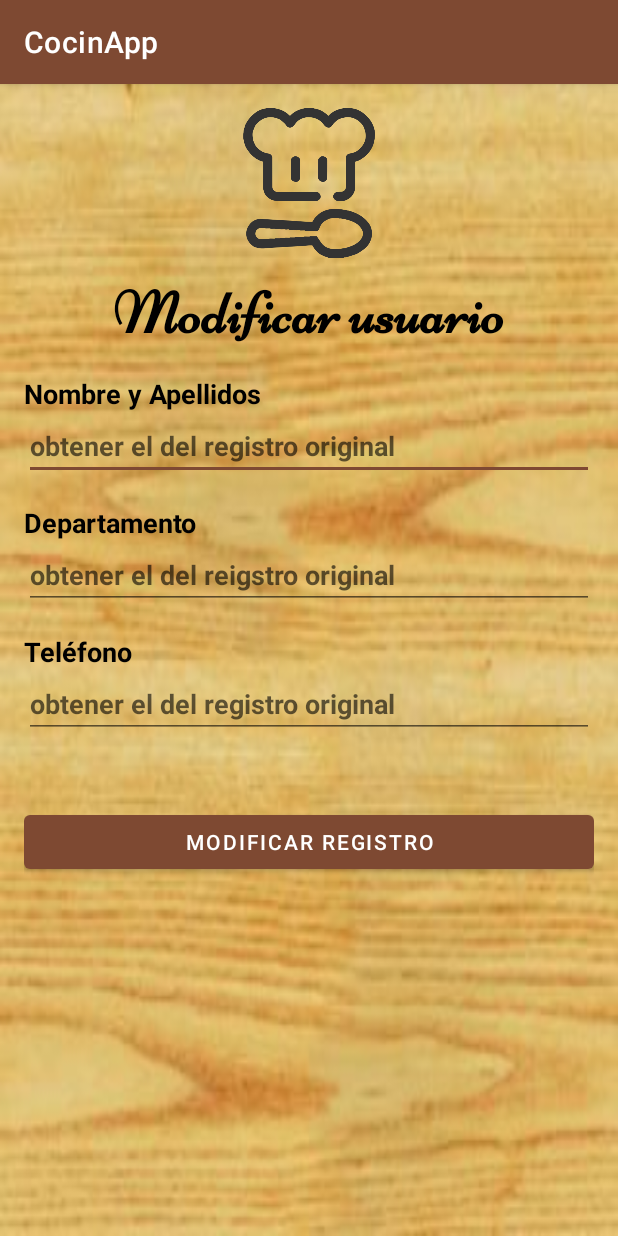
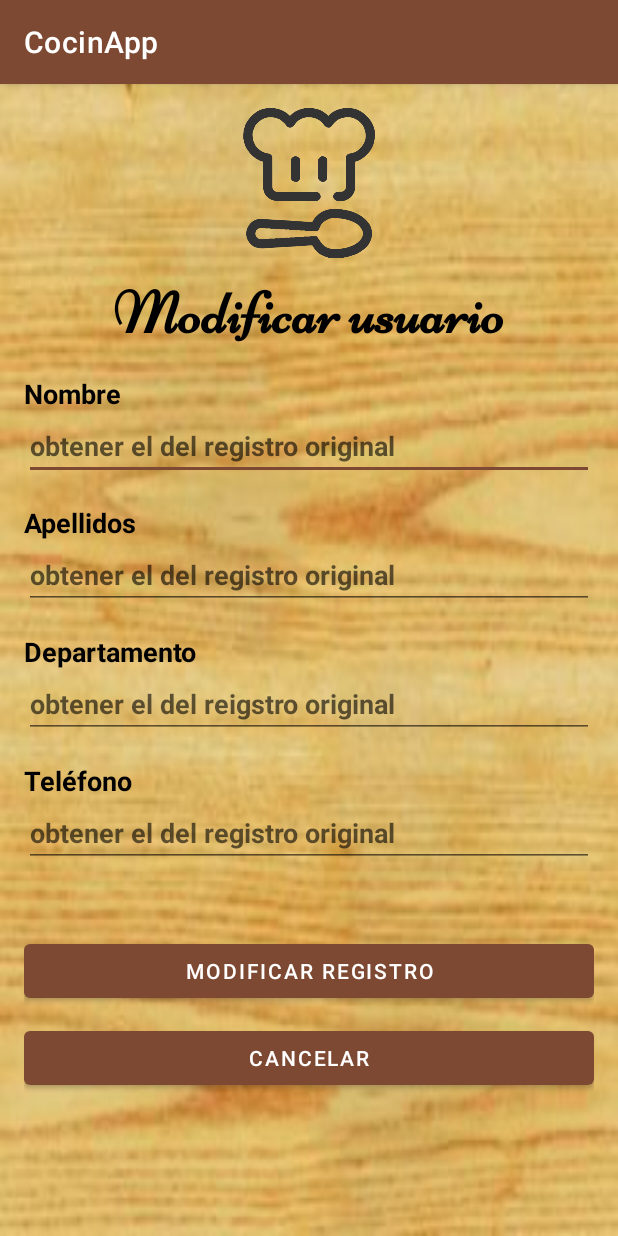
Before and after one commit to jvidalhern/CocinApp, an Android app: the EditarRegistroActivity screen opened directly, with no data from a screen before it, on a phone screen of 412 x 824 dp. Run offline under Robolectric (Android 15) with nearby library versions, the phone set to English and light mode, and no system bars.

```diff
--- a/app/src/main/java/vidal/juan/cocinapp/ReestablecerPswActivity.java
+++ b/app/src/main/java/vidal/juan/cocinapp/ReestablecerPswActivity.java
@@ -51,7 +51,8 @@ public class ReestablecerPswActivity extends AppCompatActivity {
             usuarioEditText.setError("Dirección de correo invalida");
             return;
         }
-        //Enviar correo si es valido
+        //Enviar correo si es valido y esta registrado en la App
+        //Borrar: hacer la comprobación de si el usuario existe en la BBDD de usuarios; apar
         enviarCorreoCambioPsw(correo);
     }
 
--- a/app/src/main/res/layout/activity_editarregistro.xml
+++ b/app/src/main/res/layout/activity_editarregistro.xml
@@ -29,12 +29,12 @@
         />
 
     <TextView
-        android:id="@+id/modNombreApellidoLabel"
+        android:id="@+id/modNombreLabel"
         android:layout_width="match_parent"
         android:layout_height="wrap_content"
         android:layout_below="@id/cocinAppTextView"
         android:layout_marginTop="16dp"
-        android:text="@string/nombre_y_apellidos"
+        android:text="@string/nombre"
         android:textColor="#000000"
         android:textSize="18sp"
         android:textStyle="bold"
@@ -42,10 +42,34 @@
 
 
     <EditText
-        android:id="@+id/modNombreApellidoEditText"
+        android:id="@+id/modNombreEditText"
         android:layout_width="match_parent"
         android:layout_height="wrap_content"
-        android:layout_below="@id/modNombreApellidoLabel"
+        android:layout_below="@id/modNombreLabel"
+        android:hint="obtener el del registro original"
+        android:inputType="textMultiLine|text|textCapSentences"
+        android:textColor="#000000"
+        android:textSize="18sp"
+        android:textStyle="bold" />
+
+    <TextView
+        android:id="@+id/modApellidoLabel"
+        android:layout_width="match_parent"
+        android:layout_height="wrap_content"
+        android:layout_below="@+id/modNombreEditText"
+        android:layout_marginTop="16dp"
+        android:text="@string/apellidos"
+        android:textColor="#000000"
+        android:textSize="18sp"
+        android:textStyle="bold"
+        />
+
+
+    <EditText
+        android:id="@+id/modApellidoEditText"
+        android:layout_width="match_parent"
+        android:layout_height="wrap_content"
+        android:layout_below="@id/modApellidoLabel"
         android:hint="obtener el del registro original"
         android:inputType="textMultiLine|text|textCapSentences"
         android:textColor="#000000"
@@ -56,7 +80,7 @@
         android:id="@+id/modDepartamentoLabel"
         android:layout_width="match_parent"
         android:layout_height="wrap_content"
-        android:layout_below="@id/modNombreApellidoEditText"
+        android:layout_below="@id/modApellidoEditText"
         android:layout_marginTop="16dp"
         android:text="@string/departamento"
         android:textColor="#000000"
@@ -104,4 +128,12 @@
         android:layout_marginTop="45dp"
         android:text="@string/modRegistro" />
 
+    <Button
+        android:id="@+id/cancelRegistroButton"
+        android:layout_width="match_parent"
+        android:layout_height="wrap_content"
+        android:layout_below="@id/modRegistroButton"
+        android:layout_marginTop="10dp"
+        android:text="@string/cancelar" />
+
 </RelativeLayout>
--- /dev/null
+++ b/app/src/main/res/values-land/dimens.xml
@@ -0,0 +1,3 @@
+<resources>
+ <dimen name="activity_horizontal_margin">48dp</dimen>
+</resources>
--- /dev/null
+++ b/app/src/main/res/values-w1240dp/dimens.xml
@@ -0,0 +1,3 @@
+<resources>
+ <dimen name="activity_horizontal_margin">200dp</dimen>
+</resources>
--- /dev/null
+++ b/app/src/main/res/values-w600dp/dimens.xml
@@ -0,0 +1,3 @@
+<resources>
+ <dimen name="activity_horizontal_margin">48dp</dimen>
+</resources>
--- /dev/null
+++ b/app/src/main/res/values/dimens.xml
@@ -0,0 +1,5 @@
+<resources>
+    <!-- Default screen margins, per the Android Design guidelines. -->
+ <dimen name="activity_horizontal_margin">16dp</dimen>
+ <dimen name="activity_vertical_margin">16dp</dimen>
+</resources>
--- a/build.gradle
+++ b/build.gradle
@@ -1,4 +1,8 @@
-// Top-level build file where you can add configuration options common to all sub-projects/modules.
+buildscript {
+    dependencies {
+        classpath 'com.google.gms:google-services:4.4.0'
+    }
+}// Top-level build file where you can add configuration options common to all sub-projects/modules.
 plugins {
 id 'com.android.application' version '8.1.3' apply false
 }
```
Also changed, not shown: app/build.gradle (+8 -5 lines), app/src/main/AndroidManifest.xml (+9 -6 lines), app/src/main/java/vidal/juan/cocinapp/PantallaPrincipal.java (added, +36 -0 lines), app/src/main/java/vidal/juan/cocinapp/data/LoginDataSource.java (added, +29 -0 lines), app/src/main/java/vidal/juan/cocinapp/data/LoginRepository.java (added, +54 -0 lines), app/src/main/java/vidal/juan/cocinapp/data/Result.java (added, +47 -0 lines), app/src/main/java/vidal/juan/cocinapp/data/model/LoggedInUser.java (added, +23 -0 lines), app/src/main/res/layout/activity_pantalla_principal.xml (added, +69 -0 lines), app/src/main/res/values/strings.xml (+14 -0 lines), 1 other file.
